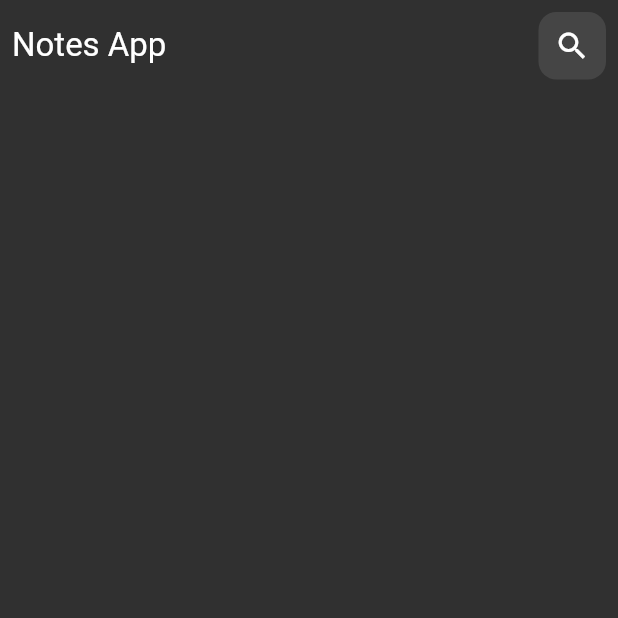
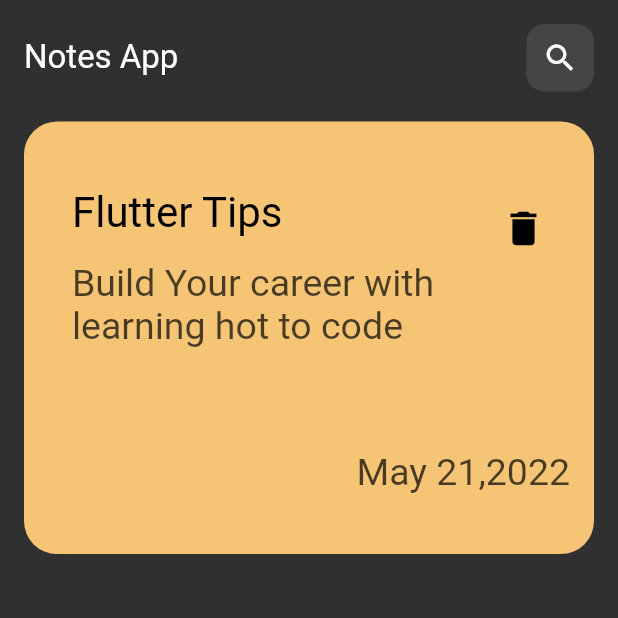
Before and after one commit to Adel-Saad/test_app, a Flutter app: the screen it shows after launch, on a phone screen of 412 x 824 dp, the top half of it. Run offline on Flutter 3.47's test engine with Material 2 defaults, Android fonts, the phone set to English and light mode, and no system bars.

Commit message:
build note item

```diff
--- a/lib/views/notes_view.dart
+++ b/lib/views/notes_view.dart
@@ -7,7 +7,7 @@ class NotesView extends StatelessWidget {
   @override
   Widget build(BuildContext context) {
     return const Padding(
-      padding: EdgeInsets.all(8.0),
+      padding: EdgeInsets.all(16.0),
       child: NotesViewBody(),
     );
   }
--- a/lib/views/widgets/notes_view_body.dart
+++ b/lib/views/widgets/notes_view_body.dart
@@ -9,7 +9,72 @@ class NotesViewBody extends StatelessWidget {
     return const Column(
       children: [
         CustomAppBar(),
+        NotesItem(),
       ],
     );
   }
 }
+
+class NotesItem extends StatelessWidget {
+  const NotesItem({super.key});
+
+  @override
+  Widget build(BuildContext context) {
+    return Container(
+      margin: const EdgeInsets.symmetric(vertical: 20),
+      height: MediaQuery.of(context).size.height * 0.35,
+      width: MediaQuery.of(context).size.width,
+      decoration: BoxDecoration(
+        color: const Color(0xffF5C575),
+        borderRadius: BorderRadius.circular(22),
+      ),
+      child: Padding(
+        padding: const EdgeInsets.all(16.0),
+        child: Column(
+          mainAxisAlignment: MainAxisAlignment.spaceEvenly,
+          children: [
+            ListTile(
+              title: const Text(
+                'Flutter Tips',
+                style: TextStyle(
+                  fontSize: 28,
+                  color: Colors.black,
+                ),
+              ),
+              trailing: const Icon(
+                Icons.delete,
+                color: Colors.black,
+                size: 30,
+              ),
+              subtitle: Padding(
+                padding: const EdgeInsets.only(top: 16),
+                child: Text(
+                  'Build Your career with learning hot to code',
+                  style: TextStyle(
+                    fontSize: 25,
+                    color: Colors.black.withOpacity(.70),
+                  ),
+                ),
+              ),
+            ),
+            const SizedBox(
+              height: 16,
+            ),
+            Row(
+              children: [
+                const Spacer(),
+                Text(
+                  'May 21,2022',
+                  style: TextStyle(
+                    fontSize: 25,
+                    color: Colors.black.withOpacity(.70),
+                  ),
+                ),
+              ],
+            ),
+          ],
+        ),
+      ),
+    );
+  }
+}
```
Also changed, not shown: 1 other file.
